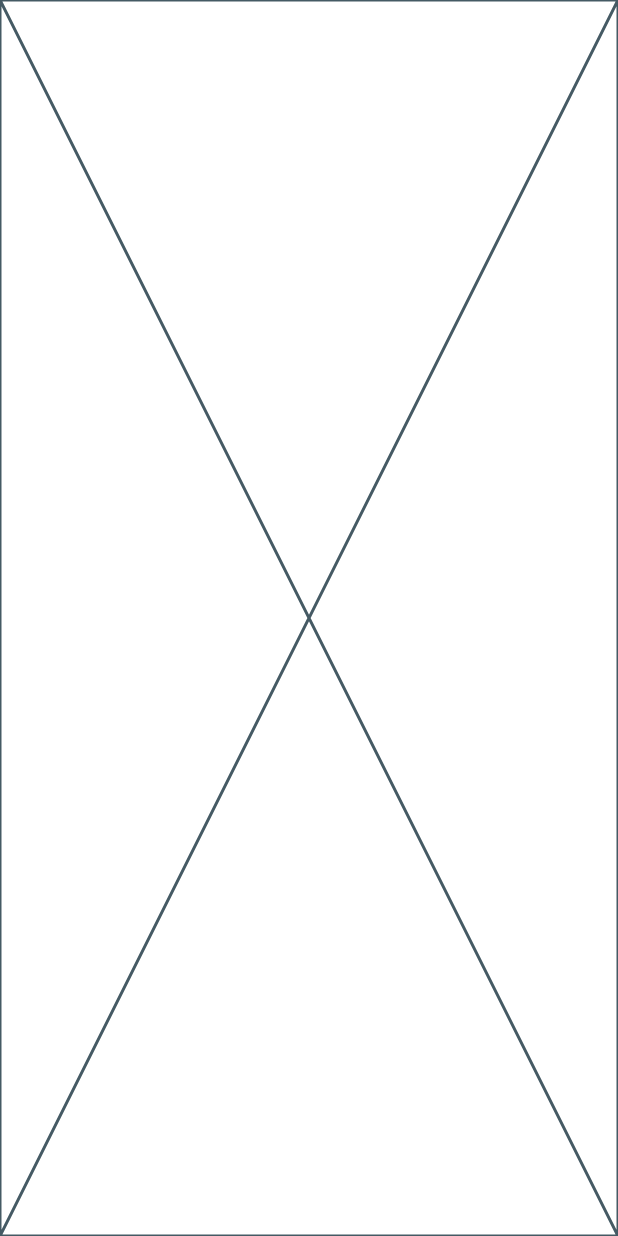
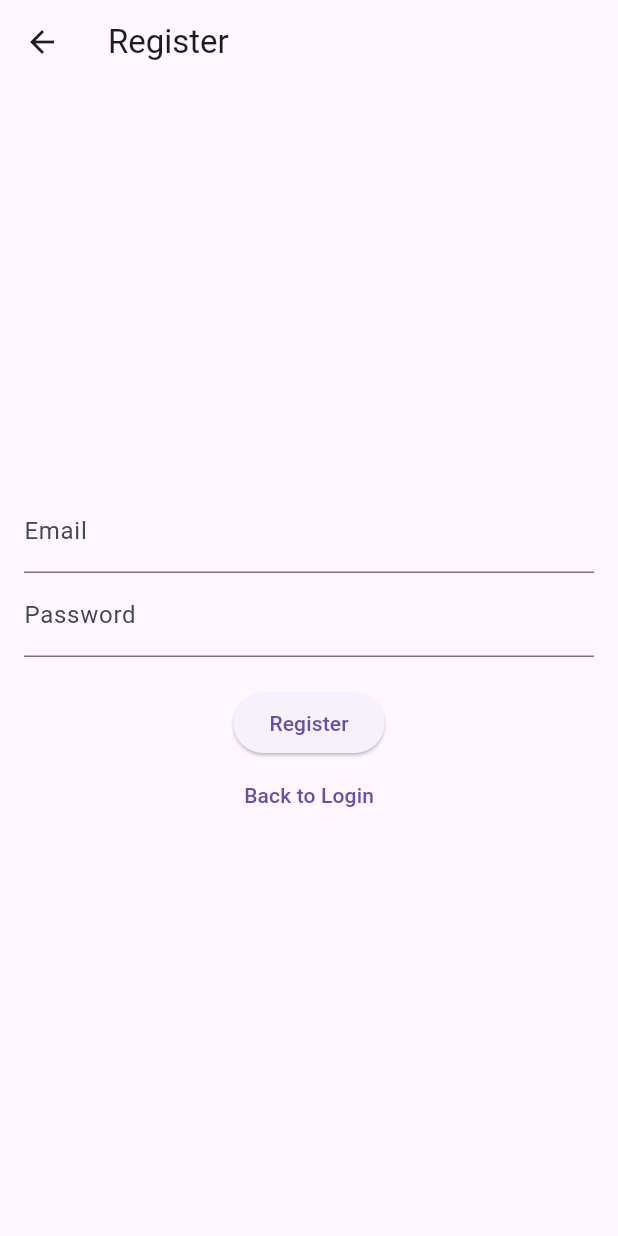
Before and after one commit to AdarshBajracharya/Infinistone, a Flutter app: the screen it shows after launch, after a tap on "Go to Registration", on a phone screen of 412 x 824 dp. Run offline on Flutter 3.47's test engine with Material 3 defaults, Android fonts, the phone set to English and light mode, and no system bars.

Commit message:
registration page prototype UI

```diff
--- a/lib/view/registration_view.dart
+++ b/lib/view/registration_view.dart
@@ -1,15 +1,44 @@
 import 'package:flutter/material.dart';
 
-class RegistrationView extends StatefulWidget {
+class RegistrationView extends StatelessWidget {
   const RegistrationView({super.key});
 
   @override
-  State<RegistrationView> createState() => _RegistrationViewState();
-}
+  Widget build(BuildContext context) {
+    TextEditingController emailController = TextEditingController();
+    TextEditingController passwordController = TextEditingController();
 
-class _RegistrationViewState extends State<RegistrationView> {
-  @override
-  Widget build(BuildContext context) {
-    return const Placeholder();
+    return Scaffold(
+      appBar: AppBar(title: const Text("Register")),
+      body: Padding(
+        padding: const EdgeInsets.all(16.0),
+        child: Column(
+          mainAxisAlignment: MainAxisAlignment.center,
+          children: [
+            TextField(
+              controller: emailController,
+              decoration: const InputDecoration(labelText: "Email"),
+              keyboardType: TextInputType.emailAddress,
+            ),
+            TextField(
+              controller: passwordController,
+              decoration: const InputDecoration(labelText: "Password"),
+              obscureText: true,
+            ),
+            const SizedBox(height: 20),
+            ElevatedButton(
+              onPressed: () {},
+              child: const Text("Register"),
+            ),
+            TextButton(
+              onPressed: () {
+                Navigator.pop(context);
+              },
+              child: const Text("Back to Login"),
+            ),
+          ],
+        ),
+      ),
+    );
   }
 }
```
